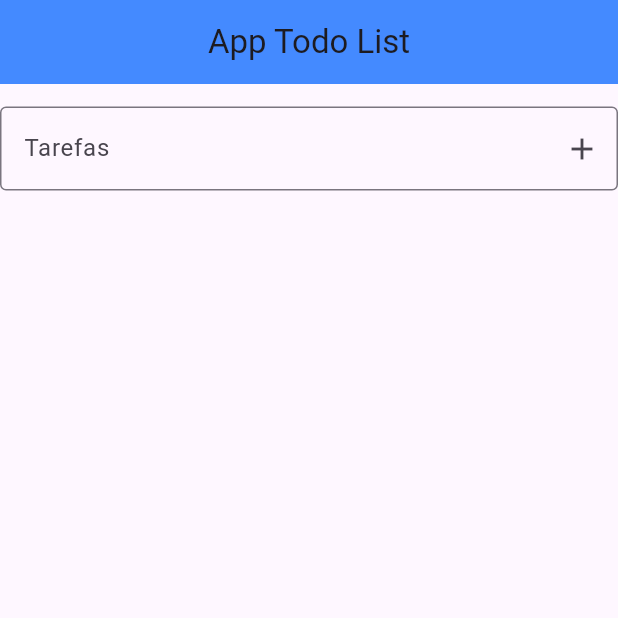
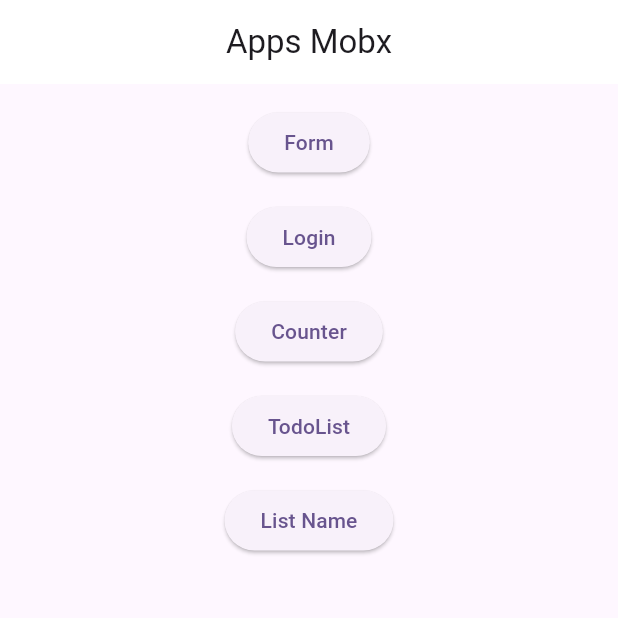
Before and after one commit to teixeiradlucas/mobx_apps_flutter, a Flutter app: the screen it shows after launch, on a phone screen of 412 x 824 dp, the top half of it. Run offline on Flutter 3.47's test engine with Material 2 defaults, Android fonts, the phone set to English and light mode, and no system bars; our stand-ins replace flutter_mobx, mobx; generated files the repository leaves out were written again.

Commit message:
implementando home page

```diff
--- /dev/null
+++ b/lib/home/home_screen.dart
@@ -0,0 +1,54 @@
+import 'package:flutter/material.dart';
+import 'package:mobx_apps/app_counter/screens/counter_screen.dart';
+import 'package:mobx_apps/app_formulario_reativo/screens/formulario_screen.dart';
+import 'package:mobx_apps/app_list_name/screens/list_screen.dart';
+import 'package:mobx_apps/app_login/screens/login_screen.dart';
+import 'package:mobx_apps/app_todo_list/screens/todo_screen.dart';
+import 'package:mobx_apps/widgets/appbar_widget.dart';
+import 'package:mobx_apps/widgets/button_navigator_widget.dart';
+import 'package:mobx_apps/widgets/space_widget.dart';
+
+class HomeScreen extends StatelessWidget {
+  const HomeScreen({super.key});
+
+  @override
+  Widget build(BuildContext context) {
+    return Scaffold(
+      appBar: AppbarWidget(
+        'Apps Mobx',
+        Colors.white,
+      ),
+      body: const Center(
+        child: Column(
+          children: [
+            SpaceWidget(),
+            ButtonNavigator(
+              text: 'Form',
+              widget: FormScreen(),
+            ),
+            SpaceWidget(),
+            ButtonNavigator(
+              text: 'Login',
+              widget: LoginScreen(),
+            ),
+            SpaceWidget(),
+            ButtonNavigator(
+              text: 'Counter',
+              widget: CouterScreen(),
+            ),
+            SpaceWidget(),
+            ButtonNavigator(
+              text: 'TodoList',
+              widget: TodoScreen(),
+            ),
+            SpaceWidget(),
+            ButtonNavigator(
+              text: 'List Name',
+              widget: ListScreen(),
+            ),
+          ],
+        ),
+      ),
+    );
+  }
+}
--- a/lib/main.dart
+++ b/lib/main.dart
@@ -1,9 +1,5 @@
 import 'package:flutter/material.dart';
-import 'package:mobx_apps/app_todo_list/screens/todo_screen.dart';
-//import 'package:mobx_apps/app_formulario_reativo/screens/formulario_screen.dart';
-//import 'package:mobx_apps/app_counter/screens/counter_screen.dart';
-//import 'package:mobx_apps/app_list_name/screens/list_screen.dart';
-//import 'package:mobx_apps/app_login/screens/login_screen.dart';
+import 'package:mobx_apps/home/home_screen.dart';
 
 void main() => runApp(const MyApp());
 
@@ -19,11 +15,7 @@ class MyApp extends StatelessWidget {
         useMaterial3: true,
       ),
       debugShowCheckedModeBanner: false,
-      home: const TodoScreen(), //AppTodoList
-      //home: const FormScreen(), //AppFormulario
-      //home: const CouterScreen(), //AppCounter
-      //home: const LoginScreen(), //AppLogin
-      //home: const ListScreen(), //AppListName
+      home: const HomeScreen(),
     );
   }
 }
--- /dev/null
+++ b/lib/widgets/button_navigator_widget.dart
@@ -0,0 +1,29 @@
+import 'package:flutter/material.dart';
+
+class ButtonNavigator extends StatelessWidget {
+  const ButtonNavigator({
+    required this.text,
+    required this.widget,
+    super.key,
+  });
+
+  final String text;
+  final Widget widget;
+
+  @override
+  Widget build(BuildContext context) {
+    return ElevatedButton(
+      onPressed: () {
+        Navigator.push(
+          context,
+          MaterialPageRoute<dynamic>(
+            builder: (context) => widget,
+          ),
+        );
+      },
+      child: Text(
+        text,
+      ),
+    );
+  }
+}
```
